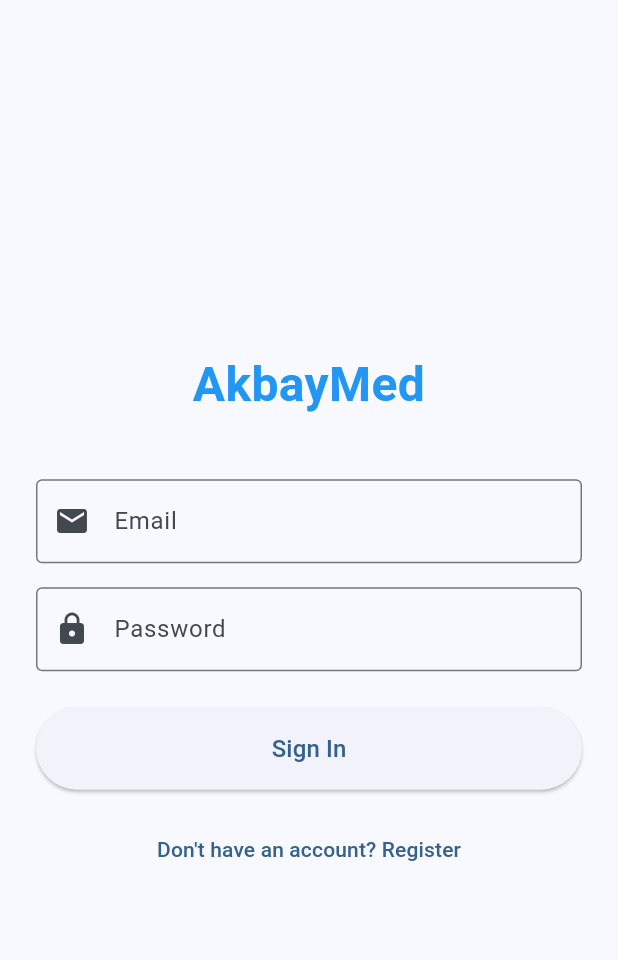
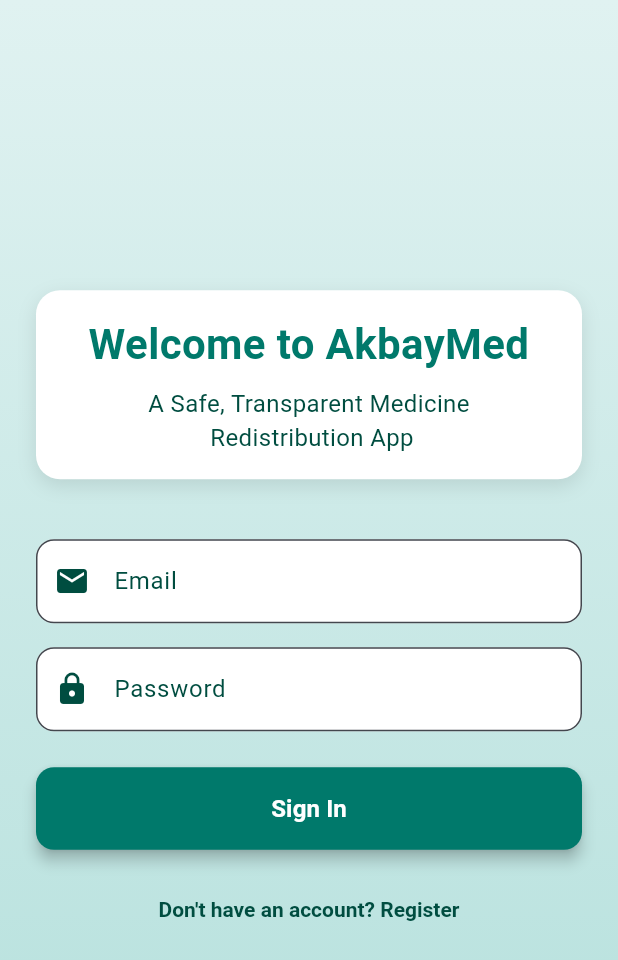
Before and after one commit to lucifron28/AkbayMed_User, a Flutter app: the screen it shows after launch, on a phone screen of 412 x 824 dp. Shown: the top 960 px of the screen. Run offline on Flutter 3.47's test engine with Material 3 defaults, Android fonts, the phone set to English and light mode, and no system bars; our stand-ins replace flutter_dotenv, image_picker, logger, permission_handler, supabase_flutter; accounts and stored records are empty.

Commit message:
added design follwing Material 3 Design System Guidelines

```diff
--- a/lib/screens/login_screen.dart
+++ b/lib/screens/login_screen.dart
@@ -65,39 +65,93 @@
   @override
   Widget build(BuildContext context) {
     return Scaffold(
-      body: SafeArea(
+      body: Container(
+        decoration: const BoxDecoration(
+          gradient: LinearGradient(
+            colors: [Color(0xFFE0F2F1), Color(0xFFB2DFDB)], // Light teal gradient
+            begin: Alignment.topCenter,
+            end: Alignment.bottomCenter,
+          ),
+        ),
+        child: SafeArea(
           child: Padding(
             padding: const EdgeInsets.all(24.0),
             child: Column(
               mainAxisAlignment: MainAxisAlignment.center,
               crossAxisAlignment: CrossAxisAlignment.stretch,
               children: [
+                Container(
+                  decoration: BoxDecoration(
+                    color: Colors.white,
+                    borderRadius: BorderRadius.circular(16),
+                    boxShadow: [
+                      BoxShadow(
+                        color: Colors.black.withOpacity(0.1),
+                        blurRadius: 10,
+                        offset: const Offset(0, 4),
+                      ),
+                    ],
+                  ),
+                  padding: const EdgeInsets.all(16),
+                  child: Column(
+                    children: [
                       const Text(
-                'AkbayMed',
+                        'Welcome to AkbayMed',
                         style: TextStyle(
-                  fontSize: 32,
+                          fontSize: 28,
                           fontWeight: FontWeight.bold,
-                  color: Colors.blue,
+                          color: Color(0xFF00796B), // Teal
+                          fontFamily: 'Roboto',
                         ),
                         textAlign: TextAlign.center,
+                      ),
+                      const SizedBox(height: 8),
+                      const Text(
+                        'A Safe, Transparent Medicine\n Redistribution App',
+                        style: TextStyle(
+                          fontSize: 16,
+                          color: Color(0xFF004D40), // Dark teal
+                        ),
+                        textAlign: TextAlign.center,
+                      ),
+                    ],
+                  ),
                 ),
                 const SizedBox(height: 40),
                 TextField(
                   controller: _emailController,
-                decoration: const InputDecoration(
+                  decoration: InputDecoration(
                     labelText: 'Email',
-                  border: OutlineInputBorder(),
-                  prefixIcon: Icon(Icons.email),
+                    labelStyle: const TextStyle(color: Color(0xFF004D40)), // Dark teal
+                    border: OutlineInputBorder(
+                      borderRadius: BorderRadius.circular(12),
+                    ),
+                    prefixIcon: const Icon(Icons.email, color: Color(0xFF004D40)),
+                    focusedBorder: OutlineInputBorder(
+                      borderSide: const BorderSide(color: Color(0xFF00796B), width: 2),
+                      borderRadius: BorderRadius.circular(12),
+                    ),
+                    filled: true,
+                    fillColor: Colors.white,
                   ),
                   keyboardType: TextInputType.emailAddress,
                 ),
                 const SizedBox(height: 16),
                 TextField(
                   controller: _passwordController,
-                decoration: const InputDecoration(
+                  decoration: InputDecoration(
                     labelText: 'Password',
-                  border: OutlineInputBorder(),
-                  prefixIcon: Icon(Icons.lock),
+                    labelStyle: const TextStyle(color: Color(0xFF004D40)), // Dark teal
+                    border: OutlineInputBorder(
+                      borderRadius: BorderRadius.circular(12),
+                    ),
+                    prefixIcon: const Icon(Icons.lock, color: Color(0xFF004D40)),
+                    focusedBorder: OutlineInputBorder(
+                      borderSide: const BorderSide(color: Color(0xFF00796B), width: 2),
+                      borderRadius: BorderRadius.circular(12),
+                    ),
+                    filled: true,
+                    fillColor: Colors.white,
                   ),
                   obscureText: true,
                 ),
@@ -106,7 +160,7 @@
                     padding: const EdgeInsets.only(top: 16.0),
                     child: Text(
                       _errorMessage!,
-                    style: const TextStyle(color: Colors.red),
+                      style: const TextStyle(color: Colors.red, fontSize: 14),
                       textAlign: TextAlign.center,
                     ),
                   ),
@@ -114,17 +168,27 @@
                 ElevatedButton(
                   onPressed: _isLoading ? null : _signIn,
                   style: ElevatedButton.styleFrom(
+                    backgroundColor: const Color(0xFF00796B), // Teal
+                    foregroundColor: Colors.white,
                     padding: const EdgeInsets.symmetric(vertical: 16),
+                    shape: RoundedRectangleBorder(
+                      borderRadius: BorderRadius.circular(12),
+                    ),
+                    elevation: 4,
+                    shadowColor: Colors.black.withValues(alpha: 0.2 * 255),
                   ),
                   child: _isLoading
                       ? const SizedBox(
                           height: 24,
                           width: 24,
-                  child: CircularProgressIndicator(strokeWidth: 2),
+                          child: CircularProgressIndicator(
+                            strokeWidth: 2,
+                            color: Colors.white,
+                          ),
                         )
                       : const Text(
                           'Sign In',
-                  style: TextStyle(fontSize: 16),
+                          style: TextStyle(fontSize: 16, fontWeight: FontWeight.bold),
                         ),
                 ),
                 const SizedBox(height: 16),
@@ -139,18 +203,23 @@
                       ScaffoldMessenger.of(context).showSnackBar(
                         SnackBar(
                           content: Text(result),
-                        backgroundColor: Colors.green,
+                          backgroundColor: const Color(0xFF00796B), // Teal
                           behavior: SnackBarBehavior.floating,
                         ),
                       );
                     }
                   },
+                  style: TextButton.styleFrom(
+                    foregroundColor: const Color(0xFF004D40), // Dark teal
+                    textStyle: const TextStyle(fontSize: 14, fontWeight: FontWeight.bold),
+                  ),
                   child: const Text('Don\'t have an account? Register'),
                 ),
               ],
             ),
           ),
         ),
+      ),
     );
   }
 }
```
Lines whose indentation alone changed are shown as unchanged.
